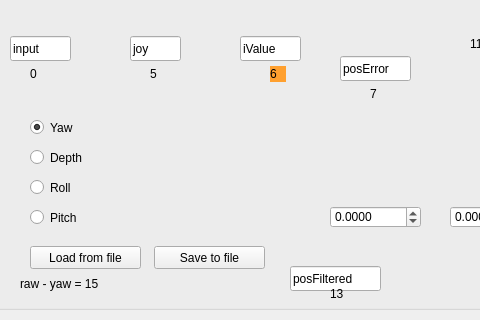
The window that StabilizationSettings/StabilizationWindow.ui (hydronautics-team/PoolsideGUI) describes before a commit, drawn with Qt 5; both pictures show x 0 to 480 and y 194 to 514 of the 1452 by 514 pixel window.
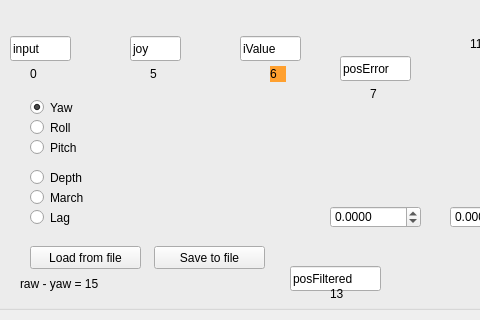
The same window after the commit. Icons and pictures are not drawn.

```diff
--- a/StabilizationSettings/StabilizationWindow.ui
+++ b/StabilizationSettings/StabilizationWindow.ui
@@ -355,7 +355,7 @@
     <property name="geometry">
      <rect>
       <x>40</x>
-      <y>320</y>
+      <y>300</y>
       <width>112</width>
       <height>23</height>
      </rect>
@@ -371,7 +371,7 @@
     <property name="geometry">
      <rect>
       <x>40</x>
-      <y>350</y>
+      <y>370</y>
       <width>112</width>
       <height>23</height>
      </rect>
@@ -384,7 +384,7 @@
     <property name="geometry">
      <rect>
       <x>40</x>
-      <y>380</y>
+      <y>320</y>
       <width>112</width>
       <height>23</height>
      </rect>
@@ -429,7 +429,7 @@
     <property name="geometry">
      <rect>
       <x>40</x>
-      <y>410</y>
+      <y>340</y>
       <width>112</width>
       <height>23</height>
      </rect>
@@ -815,6 +815,32 @@
      <string>raw - yaw = 15</string>
     </property>
    </widget>
+   <widget class="QRadioButton" name="radioButton_CS_MarchSelect">
+    <property name="geometry">
+     <rect>
+      <x>40</x>
+      <y>390</y>
+      <width>112</width>
+      <height>23</height>
+     </rect>
+    </property>
+    <property name="text">
+     <string>March</string>
+    </property>
+   </widget>
+   <widget class="QRadioButton" name="radioButton_CS_LagSelect">
+    <property name="geometry">
+     <rect>
+      <x>40</x>
+      <y>410</y>
+      <width>112</width>
+      <height>23</height>
+     </rect>
+    </property>
+    <property name="text">
+     <string>Lag</string>
+    </property>
+   </widget>
   </widget>
  </widget>
  <resources/>
```
